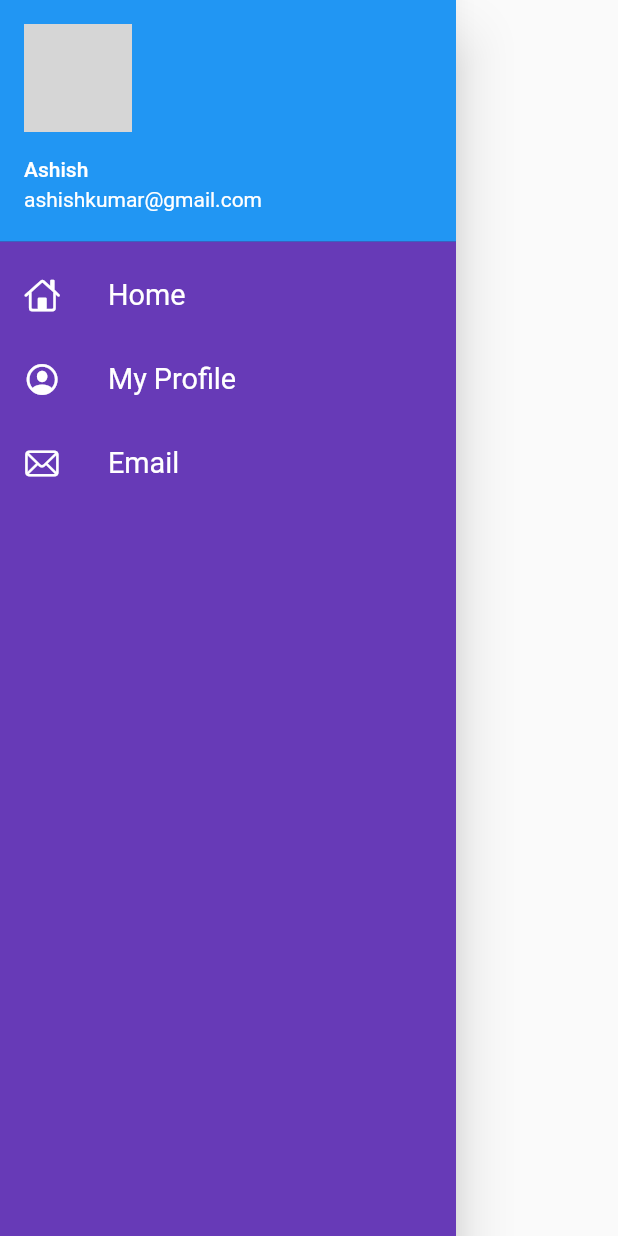
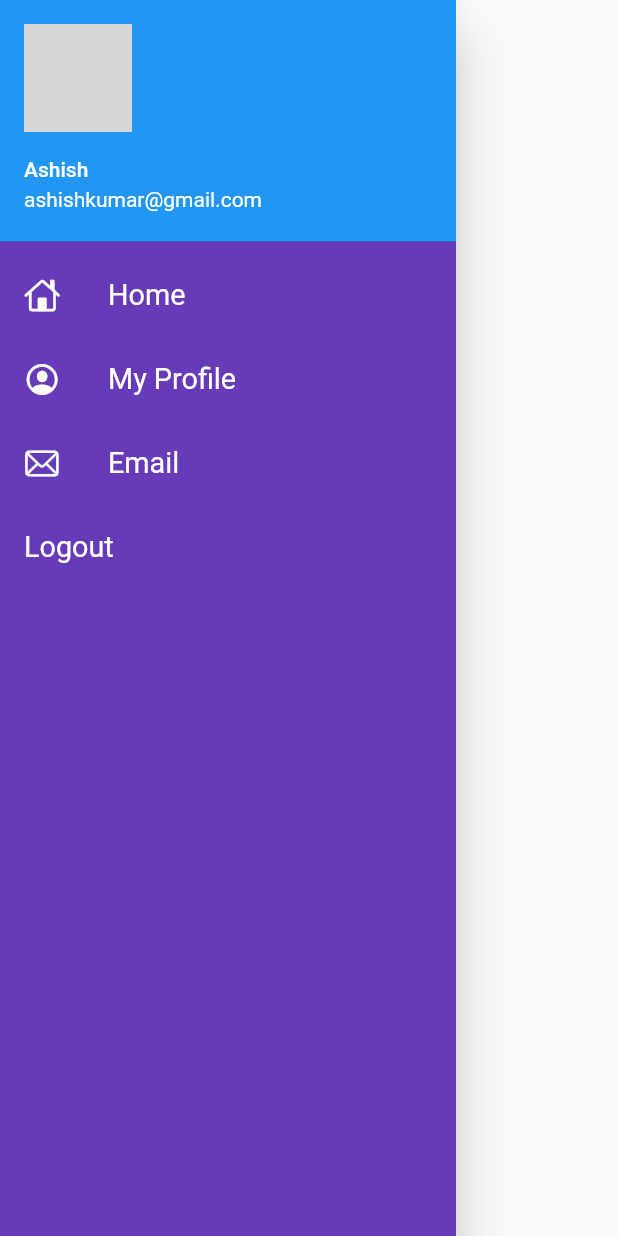
Before and after one commit to devashishkumar/flutterapp, a Flutter app: the MyDrawer widget shown alone on an empty page, opened directly, on a phone screen of 412 x 824 dp. Run offline on Flutter 3.47's test engine with Material 2 defaults, Android fonts, the phone set to English and light mode, and no system bars; our stand-ins replace google_fonts; network calls fail; grey boxes are pictures that could not be loaded.

Commit message:
add logout feature

```diff
--- a/lib/mywidgets/mydrawer.dart
+++ b/lib/mywidgets/mydrawer.dart
@@ -1,5 +1,6 @@
 import 'package:flutter/cupertino.dart';
 import 'package:flutter/material.dart';
+import 'package:practiceapp/utils/customroutes.dart';
 
 class MyDrawer extends StatelessWidget {
   const MyDrawer({Key? key}) : super(key: key);
@@ -54,6 +55,16 @@ class MyDrawer extends StatelessWidget {
                   color: Colors.white
               )
           ),
+          ),
+          ListTile(
+            title: Text(
+              "Logout", textScaleFactor: 1.2,
+              style: TextStyle(
+                  color: Colors.white
+              )
+          ), onTap: () => {
+            Navigator.pushNamed(context, CustomRoutes.loginRoute)
+          },
           )
         ],
       )
```
